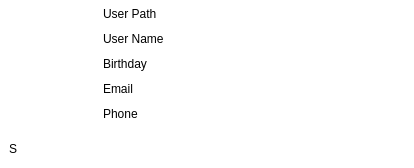
Before: the Qt Designer form src/desktop/GuiVCard.ui in hwgao/beebeep, drawn with Qt 5.
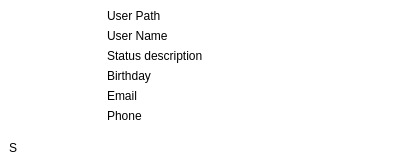
After: the same form once the commit is applied. Icons and pictures are not drawn.

What changed in the file:
```diff
--- a/src/desktop/GuiVCard.ui
+++ b/src/desktop/GuiVCard.ui
@@ -6,8 +6,8 @@
    <rect>
     <x>0</x>
     <y>0</y>
-    <width>414</width>
-    <height>168</height>
+    <width>420</width>
+    <height>158</height>
    </rect>
   </property>
   <property name="palette">
@@ -80,7 +80,7 @@
   <property name="windowTitle">
    <string>Widget</string>
   </property>
-  <layout class="QGridLayout" name="gridLayout_2">
+  <layout class="QGridLayout" name="gridLayout">
    <property name="leftMargin">
     <number>0</number>
    </property>
@@ -94,7 +94,7 @@
     <number>0</number>
    </property>
    <property name="spacing">
-    <number>2</number>
+    <number>0</number>
    </property>
    <item row="0" column="0">
     <widget class="QLabel" name="mp_lPhoto">
@@ -263,23 +263,8 @@
      <property name="frameShape">
       <enum>QFrame::NoFrame</enum>
      </property>
-     <layout class="QGridLayout" name="gridLayout">
-      <property name="leftMargin">
-       <number>3</number>
-      </property>
-      <property name="topMargin">
-       <number>3</number>
-      </property>
-      <property name="rightMargin">
-       <number>3</number>
-      </property>
-      <property name="bottomMargin">
-       <number>3</number>
-      </property>
-      <property name="spacing">
-       <number>3</number>
-      </property>
-      <item row="0" column="0">
+     <layout class="QVBoxLayout" name="verticalLayout">
+      <item>
        <widget class="QLabel" name="mp_lPath">
         <property name="sizePolicy">
          <sizepolicy hsizetype="Expanding" vsizetype="Preferred">
@@ -295,7 +280,7 @@
         </property>
        </widget>
       </item>
-      <item row="1" column="0">
+      <item>
        <widget class="QLabel" name="mp_lName">
         <property name="sizePolicy">
          <sizepolicy hsizetype="Expanding" vsizetype="Preferred">
@@ -311,7 +296,26 @@
         </property>
        </widget>
       </item>
-      <item row="2" column="0">
+      <item>
+       <widget class="QLabel" name="mp_lStatusDescription">
+        <property name="sizePolicy">
+         <sizepolicy hsizetype="Expanding" vsizetype="Preferred">
+          <horstretch>0</horstretch>
+          <verstretch>0</verstretch>
+         </sizepolicy>
+        </property>
+        <property name="text">
+         <string>Status description</string>
+        </property>
+        <property name="alignment">
+         <set>Qt::AlignLeading|Qt::AlignLeft|Qt::AlignVCenter</set>
+        </property>
+        <property name="wordWrap">
+         <bool>true</bool>
+        </property>
+       </widget>
+      </item>
+      <item>
        <widget class="QLabel" name="mp_lBirthday">
         <property name="sizePolicy">
          <sizepolicy hsizetype="Expanding" vsizetype="Preferred">
@@ -327,7 +331,7 @@
         </property>
        </widget>
       </item>
-      <item row="3" column="0">
+      <item>
        <widget class="QLabel" name="mp_lEmail">
         <property name="sizePolicy">
          <sizepolicy hsizetype="Expanding" vsizetype="Preferred">
@@ -343,7 +347,7 @@
         </property>
        </widget>
       </item>
-      <item row="4" column="0">
+      <item>
        <widget class="QLabel" name="mp_lPhone">
         <property name="sizePolicy">
          <sizepolicy hsizetype="Expanding" vsizetype="Preferred">
```
